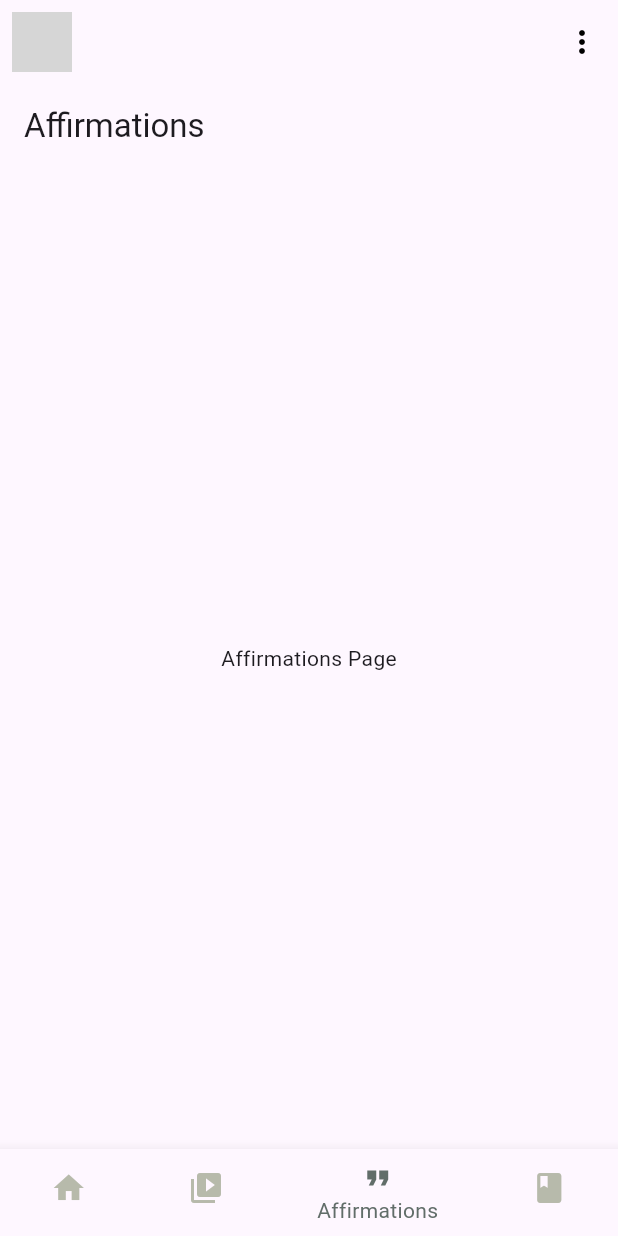
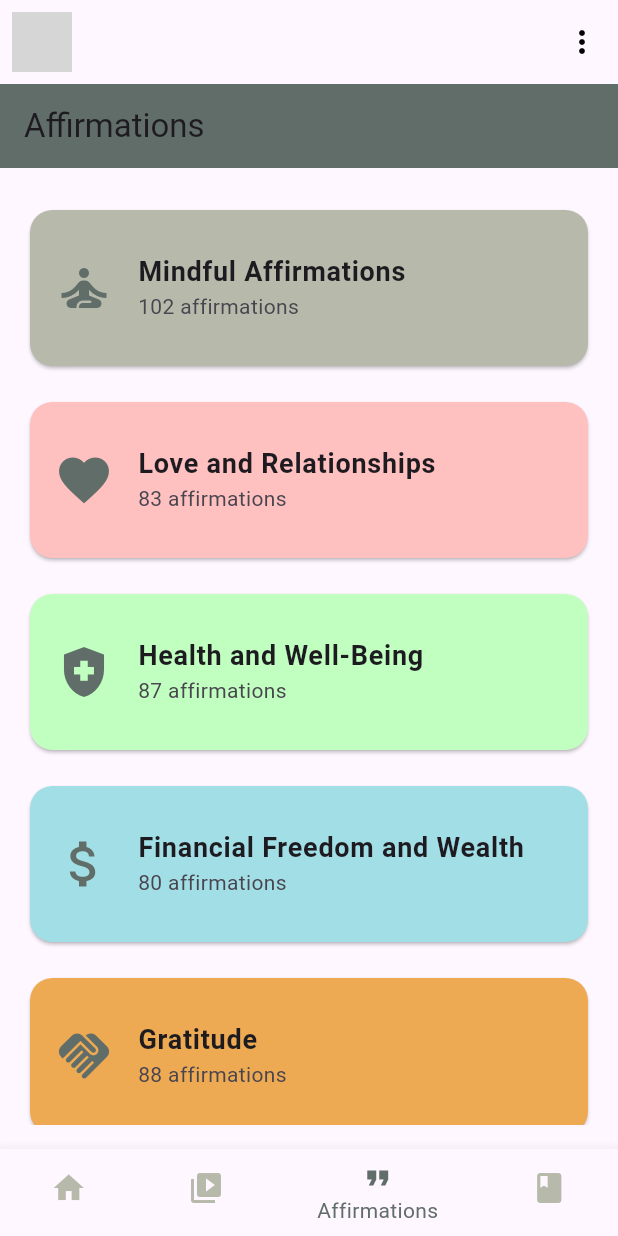
Before and after one commit to iamkasumi/AppDev, a Flutter app: the screen it shows after launch, item 3 of the bottom bar chosen, on a phone screen of 412 x 824 dp. Run offline on Flutter 3.47's test engine with Material 3 defaults, Android fonts, the phone set to English and light mode, and no system bars; grey boxes are pictures that could not be loaded.

Commit message:
added affirmations page

```diff
--- a/mental_health/lib/pages/affirmations_page.dart
+++ b/mental_health/lib/pages/affirmations_page.dart
@@ -1,17 +1,205 @@
 import 'package:flutter/material.dart';
+
+void main() {
+  runApp(MyApp());
+}
+
+class MyApp extends StatelessWidget {
+  @override
+  Widget build(BuildContext context) {
+    return MaterialApp(
+      home: AffirmationsPage(),
+    );
+  }
+}
 
 class AffirmationsPage extends StatelessWidget {
   const AffirmationsPage({super.key});
+
+  final List<Map<String, dynamic>> affirmationCategories = const [
+    {
+      'title': 'Mindful Affirmations',
+      'subtitle': '102 affirmations',
+      'color': Color.fromARGB(255, 183, 186, 171),
+      'icon': Icons.self_improvement,
+      'affirmations': [
+        'My mind is focused.',
+        'I am present in the moment.',
+         'I am gifted',
+         'I let go of all resistance to change.',
+         'I am present',
+         'Good things are around me.',
+      ]
+    },
+    {
+      'title': 'Love and Relationships',
+      'subtitle': '83 affirmations',
+      'color': Color.fromARGB(255, 255, 192, 192), // Light red
+      'icon': Icons.favorite,
+      'affirmations': [
+        'I am loved.',
+        'I deserve to be loved.',
+        // Add more affirmations here
+      ]
+    },
+    {
+      'title': 'Health and Well-Being',
+      'subtitle': '87 affirmations',
+      'color': Color.fromARGB(255, 192, 255, 192), // Light green
+      'icon': Icons.health_and_safety,
+      'affirmations': [
+        'I am healthy and strong.',
+        'I take care of my body.',
+        // Add more affirmations here
+      ]
+    },
+    {
+      'title': 'Financial Freedom and Wealth',
+      'subtitle': '80 affirmations',
+      'color': Color.fromARGB(255, 162, 222, 230), // Light blue
+      'icon': Icons.attach_money,
+      'affirmations': [
+        'I am financially free.',
+        'Wealth flows to me easily.',
+        // Add more affirmations here
+      ]
+    },
+    {
+      'title': 'Gratitude',
+      'subtitle': '88 affirmations',
+      'color': Color.fromARGB(255, 237, 170, 83), // Light orange
+      'icon': Icons.handshake,
+      'affirmations': [
+        'I am grateful for today.',
+        'Gratitude fills my heart.',
+        // Add more affirmations here
+      ]
+    },
+    {
+      'title': 'Self Confidence',
+      'subtitle': '74 affirmations',
+      'color': Color.fromARGB(255, 227, 237, 145), // Light brown
+      'icon': Icons.emoji_events,
+      'affirmations': [
+        'I am confident.',
+        'I believe in myself.',
+        // Add more affirmations here
+      ]
+    },
+    {
+      'title': 'Better Sleep',
+      'subtitle': '79 affirmations',
+      'color': Color.fromARGB(255, 208, 146, 227), // Mid blue
+      'icon': Icons.bedtime,
+      'affirmations': [
+        'I sleep peacefully.',
+        'I wake up refreshed.',
+        // Add more affirmations here
+      ]
+    }
+  ];
 
   @override
   Widget build(BuildContext context) {
     return Scaffold(
       appBar: AppBar(
         title: const Text('Affirmations'),
+        backgroundColor: const Color.fromARGB(255, 97, 109, 105),
       ),
-      body: Center(
-        child: const Text('Affirmations Page'),
+      body: Padding(
+        padding: const EdgeInsets.all(16.0),
+        child: ListView.builder(
+          itemCount: affirmationCategories.length,
+          itemBuilder: (context, index) {
+            final category = affirmationCategories[index];
+            return Padding(
+              padding: const EdgeInsets.symmetric(vertical: 8.0),
+              child: Card(
+                color: category['color'],
+                shape: RoundedRectangleBorder(
+                  borderRadius: BorderRadius.circular(15.0),
+                ),
+                child: ListTile(
+                  contentPadding: const EdgeInsets.all(16.0),
+                  leading: Icon(
+                    category['icon'],
+                    size: 40,
+                    color: const Color.fromARGB(255, 97, 109, 105),
+                  ),
+                  title: Text(
+                    category['title'],
+                    style: const TextStyle(
+                      fontSize: 18,
+                      fontWeight: FontWeight.bold,
+                    ),
+                  ),
+                  subtitle: Text(category['subtitle']),
+                  onTap: () {
+                    Navigator.push(
+                      context,
+                      MaterialPageRoute(
+                        builder: (context) => AffirmationDetailPage(
+                          title: category['title'],
+                          affirmations: category['affirmations'],
+                        ),
+                      ),
+                    );
+                  },
+                ),
+              ),
+            );
+          },
+        ),
       ),
     );
   }
 }
+
+class AffirmationDetailPage extends StatelessWidget {
+  final String title;
+  final List<String> affirmations;
+
+  const AffirmationDetailPage({
+    super.key,
+    required this.title,
+    required this.affirmations,
+  });
+
+  @override
+  Widget build(BuildContext context) {
+    final PageController controller = PageController(viewportFraction: 0.8);
+
+    return Scaffold(
+      appBar: AppBar(
+        title: Text(title),
+        backgroundColor: const Color.fromARGB(255, 97, 109, 105),
+      ),
+      body: PageView.builder(
+        controller: controller,
+        itemCount: affirmations.length,
+        itemBuilder: (context, index) {
+          return Center(
+            child: Container(
+              width: MediaQuery.of(context).size.width * 0.8, // Fixed width
+              height: MediaQuery.of(context).size.height * 0.5, // Fixed height
+              child: Card(
+                elevation: 5,
+                margin: const EdgeInsets.symmetric(horizontal: 20, vertical: 10),
+                child: Padding(
+                  padding: const EdgeInsets.all(16.0),
+                  child: Center(
+                    child: Text(
+                      affirmations[index],
+                      style: const TextStyle(fontSize: 24),
+                      textAlign: TextAlign.center,
+                    ),
+                  ),
+                ),
+              ),
+            ),
+          );
+        },
+      ),
+    );
+  }
+}
```
